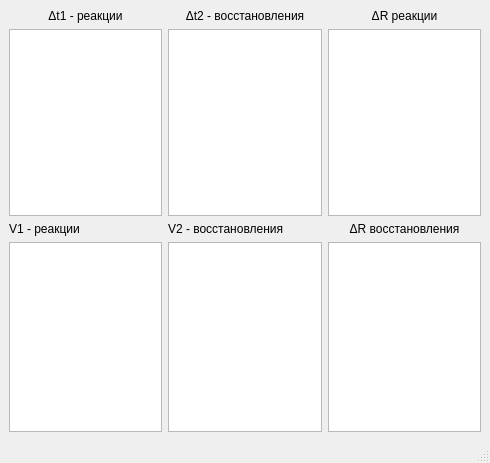
Kortesss/NO3, file deltawin.ui: the form before one commit.
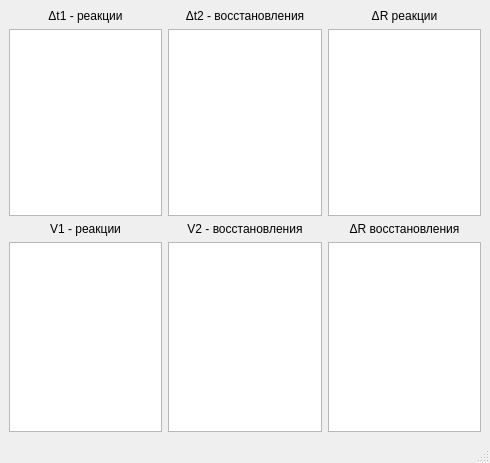
The form after the commit.

```diff
--- a/deltawin.ui
+++ b/deltawin.ui
@@ -59,6 +59,9 @@
       <property name="text">
        <string>V1 - реакции</string>
       </property>
+      <property name="alignment">
+       <set>Qt::AlignCenter</set>
+      </property>
      </widget>
     </item>
     <item row="4" column="1">
@@ -66,6 +69,9 @@
       <property name="text">
        <string>V2 - восстановления</string>
       </property>
+      <property name="alignment">
+       <set>Qt::AlignCenter</set>
+      </property>
      </widget>
     </item>
     <item row="5" column="1">
```
